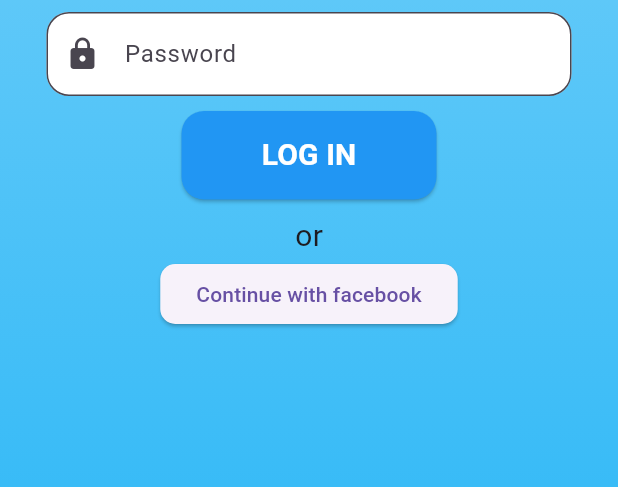
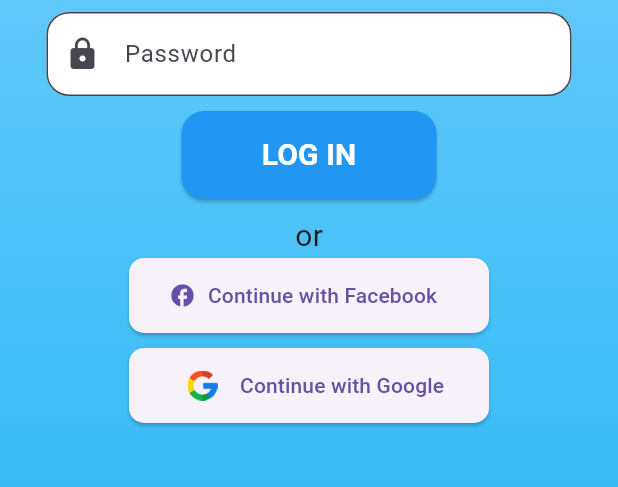
Before and after one commit to Shinigami-7/Final-Year-Project, a Flutter app: the screen it shows after launch, after a tap on "LOGIN", on a phone screen of 412 x 824 dp, the part 543-1030 px from its top. Run offline on Flutter 3.47's test engine with Material 3 defaults, Android fonts, the phone set to English and light mode, and no system bars.

Commit message:
complete login page UI

```diff
--- a/lib/login_page.dart
+++ b/lib/login_page.dart
@@ -81,17 +81,43 @@
                 ),
                 SizedBox(height: 10,),
                 Text("or", style: TextStyle(fontSize: 20),),
-              ElevatedButton(
-                onPressed: () {
-                  print('done');
-                },
-                style: ButtonStyle(shape: WidgetStateProperty.all<RoundedRectangleBorder>(RoundedRectangleBorder(
-                  borderRadius: BorderRadius.circular(10.0), // Adjust the radius as needed
-                ),)),
-
-                child: Text('Continue with facebook'),
+          Container(
+            width: 240,
+            height: 50,
+            child: ElevatedButton.icon(
+              onPressed: (){},
+              icon: Icon(Icons.facebook), // ReflixIcon to display on the left of the button text
+              label: Text('Continue with Facebook'), // Text to display on the button
+              style: ElevatedButton.styleFrom(
+                // Style customization for the button
+                shape: RoundedRectangleBorder(
+                  borderRadius: BorderRadius.circular(10.0),
+                ),
               ),
 
+            ),
+          ),
+          SizedBox(height: 10,),
+          Container(
+            width: 240,
+            height: 50,
+            child: ElevatedButton(
+              onPressed: (){},
+              style: ElevatedButton.styleFrom(
+                shape: RoundedRectangleBorder(
+                  borderRadius: BorderRadius.circular(10.0),
+                ),
+              ),
+              child: Row(
+                children: [
+                  Image.asset('assets/images/google.png', height: 20,width: 50,),
+                  Text('Continue with Google'),
+                ],
+              ),
+
+
+            ),
+          ),
             ],
           ),
         ),
```
Also changed, not shown: assets/images/google.png (added).
